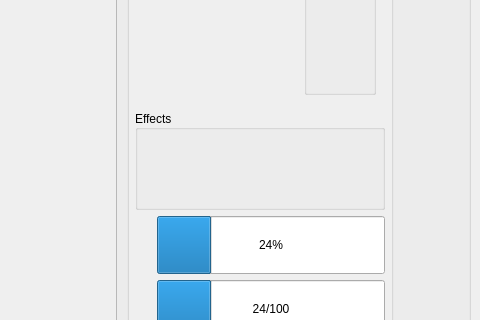
This is assets/ui/main.ui in pierce-smith1/aor as Qt 5 draws it before an edit; both pictures show x 620 to 1100 and y 417 to 737 of the 1100 by 850 pixel window. The edited form follows.
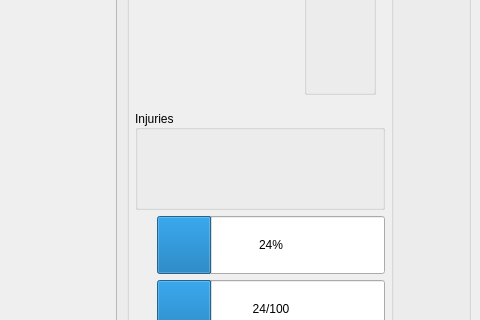
This is the edited form. Icons and pictures are not drawn.

```diff
--- a/assets/ui/main.ui
+++ b/assets/ui/main.ui
@@ -521,7 +521,7 @@
        </size>
       </property>
       <property name="title">
-       <string>Effects</string>
+       <string>Injuries</string>
       </property>
       <property name="alignment">
        <set>Qt::AlignLeading|Qt::AlignLeft|Qt::AlignVCenter</set>
```
Left out of the diff: 1 changed line with no effect on the pictures.
